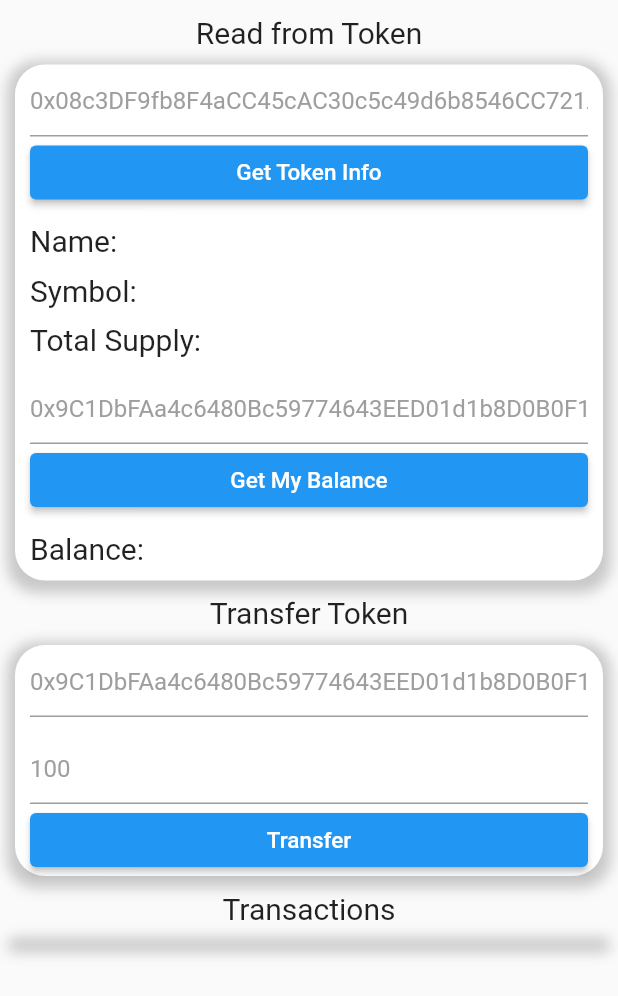
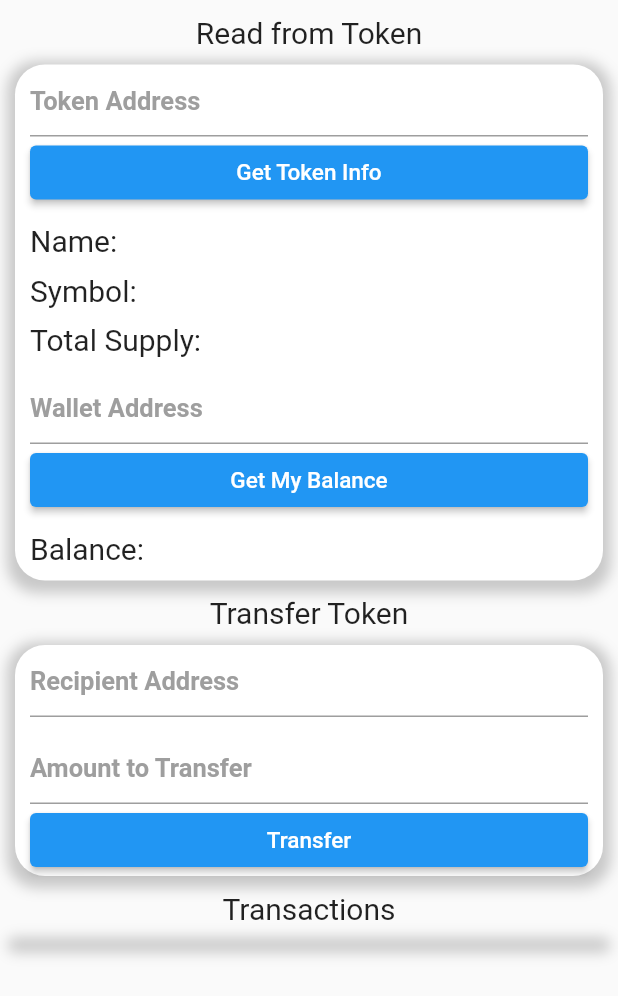
Before and after one commit to MrBuluc/Ultimate-Token, a Flutter app: the screen it shows after launch, on a phone screen of 412 x 824 dp. Shown: the top 996 px of the screen. Run offline on Flutter 3.47's test engine with Material 2 defaults, Android fonts, the phone set to English and light mode, and no system bars; our stand-ins replace flutter_dotenv, flutter_easyloading, get_it; missing offline and left inert: web3dart; Roboto replaces fonts that are missing (Catamaran).

Commit message:
finished the project

```diff
--- a/lib/ui/token_page.dart
+++ b/lib/ui/token_page.dart
@@ -21,13 +21,10 @@ class _TokenPageState extends State<TokenPage> {
   GlobalKey<FormState> walletAddressFormKey = GlobalKey<FormState>();
   GlobalKey<FormState> transferFormKey = GlobalKey<FormState>();
 
-  TextEditingController tokenAddressCnt =
-      TextEditingController(text: "0x08c3DF9fb8F4aCC45cAC30c5c49d6b8546CC721A");
-  TextEditingController walletAddressCnt =
-      TextEditingController(text: "0x9C1DbFAa4c6480Bc59774643EED01d1b8D0B0F15");
-  TextEditingController recipientAddressCnt =
-      TextEditingController(text: "0x9C1DbFAa4c6480Bc59774643EED01d1b8D0B0F15");
-  TextEditingController amountCnt = TextEditingController(text: "100");
+  TextEditingController tokenAddressCnt = TextEditingController();
+  TextEditingController walletAddressCnt = TextEditingController();
+  TextEditingController recipientAddressCnt = TextEditingController();
+  TextEditingController amountCnt = TextEditingController();
 
   String name = "", symbol = "", totalSupply = "", balance = "";
 
```
